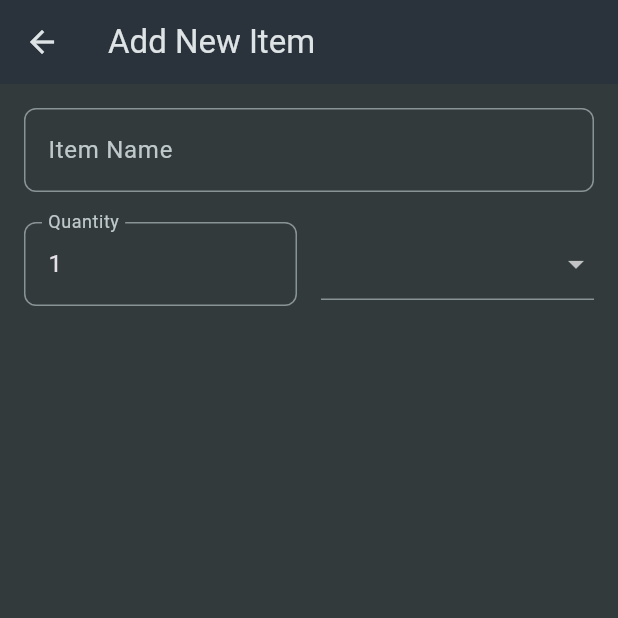
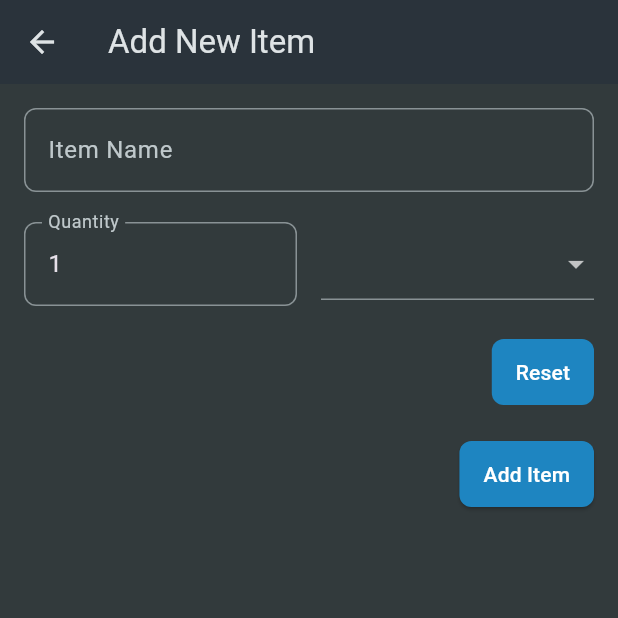
Before and after one commit to Akhi1Babu/Shopping_List_App, a Flutter app: the NewItem screen opened directly, on a phone screen of 412 x 824 dp, the top half of it. Run offline on Flutter 3.47's test engine with Material 3 defaults, Android fonts, the phone set to English and light mode, and no system bars.

Commit message:
Enhance NewItem form validation and add reset functionality

```diff
--- a/lib/new_item.dart
+++ b/lib/new_item.dart
@@ -9,6 +9,7 @@ class NewItem extends StatefulWidget {
 }
 
 class _NewItemState extends State<NewItem> {
+  final _formkey = GlobalKey<FormState>();
   @override
   Widget build(BuildContext context) {
     return Scaffold(
@@ -18,10 +19,13 @@ class _NewItemState extends State<NewItem> {
       body: Padding(
         padding: EdgeInsets.all(16),
         child: Form(
+
+               key: _formkey,
             child: Column(
           crossAxisAlignment: CrossAxisAlignment.end,
           children: [
             TextFormField(
+
               decoration: InputDecoration(
                 labelText: 'Item Name',
                 border: OutlineInputBorder(
@@ -32,10 +36,15 @@ class _NewItemState extends State<NewItem> {
                 if (value == null || value.isEmpty) {
                   return 'Please enter an item name';
                 }
+                if (value.length < 3) {
+                  return 'Item name must be at least 3 characters long';
+                }
                 return null;
               },
             ),
-            SizedBox(height: 20,),
+            SizedBox(
+              height: 20,
+            ),
             Row(
               children: [
                 Expanded(
@@ -51,6 +60,10 @@ class _NewItemState extends State<NewItem> {
                     validator: (value) {
                       if (value == null || value.isEmpty) {
                         return 'Please enter a quantity';
+                      } else if (int.tryParse(value) == null) {
+                        return 'Please enter a valid number';
+                      } else if (int.parse(value) <= 0) {
+                        return 'Quantity must be greater than 0';
                       }
                       return null;
                     },
@@ -78,6 +91,38 @@ class _NewItemState extends State<NewItem> {
                     ),
                 ], onChanged: (value) {}))
               ],
+            ),
+            SizedBox(
+              height: 20,
+            ),
+            TextButton(
+              onPressed: () {
+                _formkey.currentState!.reset();
+              },
+              child: Text("Reset"),
+              style: TextButton.styleFrom(
+                  backgroundColor: const Color.fromARGB(255, 30, 133, 193),
+                  foregroundColor: Colors.white,
+                  padding: EdgeInsets.symmetric(horizontal: 16, vertical: 12),
+                  shape: RoundedRectangleBorder(
+                    borderRadius: BorderRadius.circular(8),
+                  )),
+            ),
+            SizedBox(
+              height: 20,
+            ),
+            ElevatedButton(
+              onPressed: () {
+                _formkey.currentState!.validate();
+              },
+              child: Text("Add Item"),
+              style: TextButton.styleFrom(
+                  backgroundColor: const Color.fromARGB(255, 30, 133, 193),
+                  foregroundColor: Colors.white,
+                  padding: EdgeInsets.symmetric(horizontal: 16, vertical: 12),
+                  shape: RoundedRectangleBorder(
+                    borderRadius: BorderRadius.circular(8),
+                  )),
             )
           ],
         )),
```
